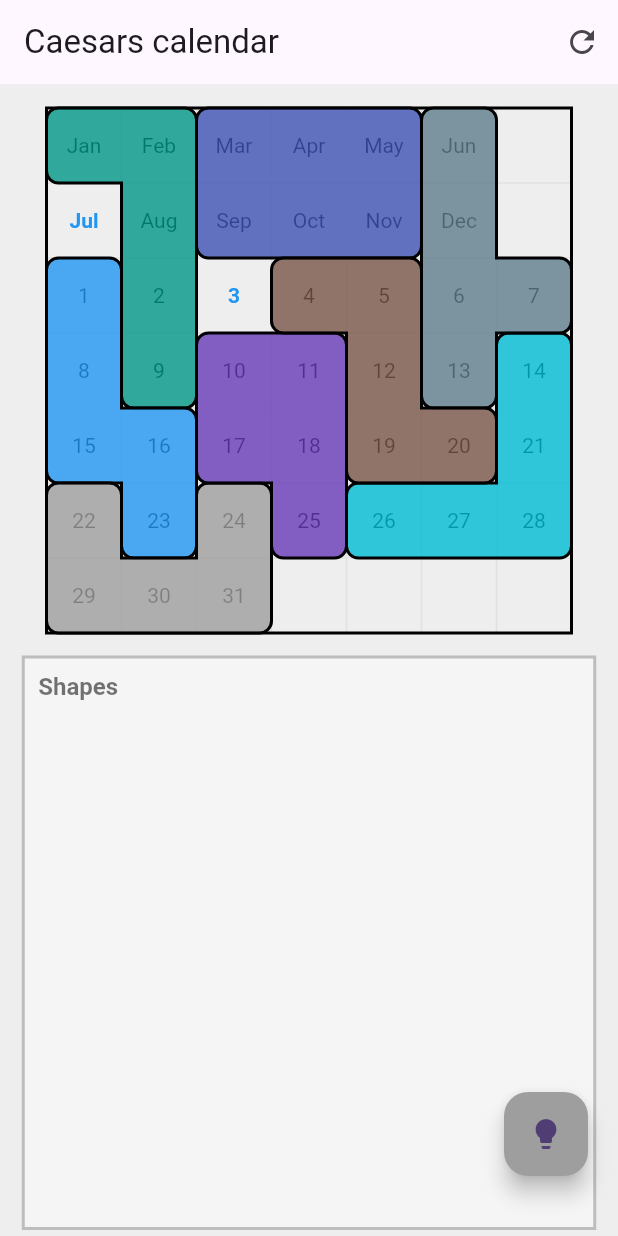
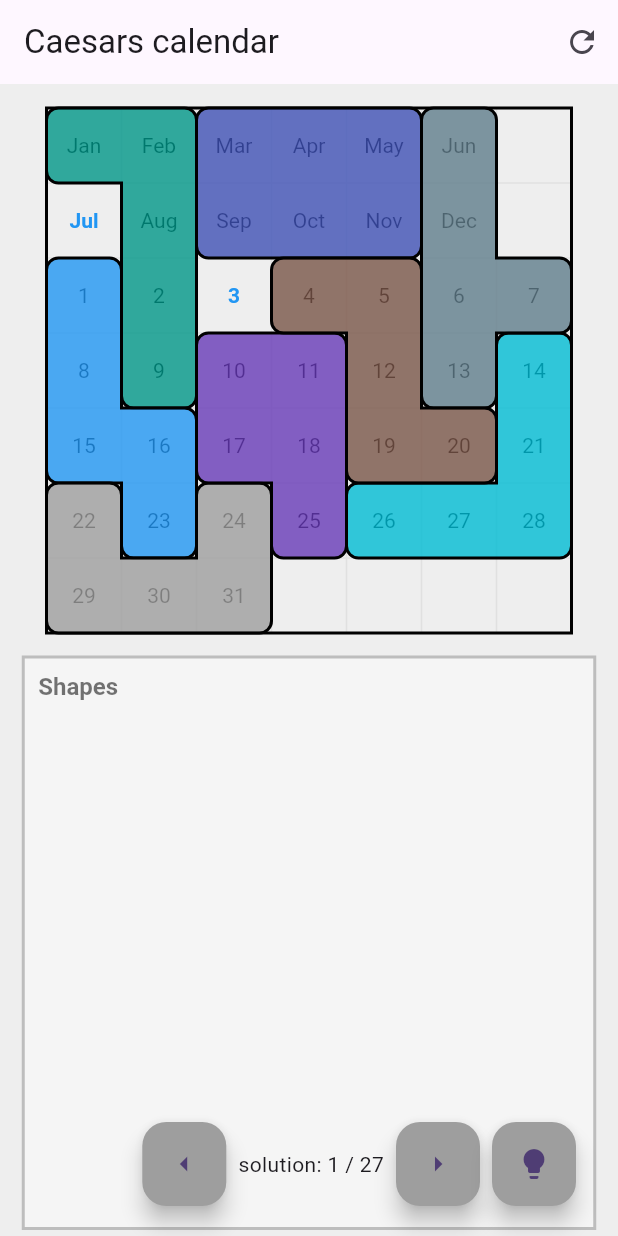
Before and after one commit to PeterOmbodi/caesar-s_calendar, a Flutter app: the screen it shows after launch, after a tap on the "lightbulb" icon, on a phone screen of 412 x 824 dp. Run offline on Flutter 3.47's test engine with Material 3 defaults, Android fonts, the phone set to English and light mode, and no system bars; our stand-ins replace bloc, flutter_bloc, freezed_annotation, get_it, injectable; generated files the repository leaves out were written again.

Commit message:
show all solutions fix duplicated solutions

```diff
--- a/lib/domain/algorithms/dancing_links/dancing_links.dart
+++ b/lib/domain/algorithms/dancing_links/dancing_links.dart
@@ -61,7 +61,7 @@ class DlxUniverse {
     DlxNode? firstNode;
     for (var colName in columns) {
       var dCol = columnMap[colName];
-      if (dCol==null) {
+      if (dCol == null) {
         debugPrint("Column '$colName' not found in universe columns. Available: ${columnMap.keys.toList()}");
         continue;
       }
@@ -138,7 +138,9 @@ class DlxUniverse {
   void _search() {
     // If no columns remain, a complete solution has been found.
     if (header.right == header) {
-      solutions.add(List.from(solution));
+      if (solutions.indexWhere((e) => e.join('#') == solution.join('#')) == -1) {
+        solutions.add(List.from(solution));
+      }
       return;
     }
     // Choose a column using the heuristic.
--- a/lib/presentation/pages/puzzle/bloc/puzzle_bloc.dart
+++ b/lib/presentation/pages/puzzle/bloc/puzzle_bloc.dart
@@ -29,6 +29,7 @@ class PuzzleBloc extends Bloc<PuzzleEvent, PuzzleState> {
     on<_RotatePiece>(_rotatePiece);
     on<_Solve>(_solve);
     on<_SetSolvingResults>(_setSolvingResults);
+    on<_ShowSolution>(_showSolution);
   }
 
   PuzzlePiece? _findPieceAtPosition(Offset position) => state.pieces.values.expand((e) => e).firstWhereOrNull(
@@ -114,7 +115,7 @@ class PuzzleBloc extends Bloc<PuzzleEvent, PuzzleState> {
           debugPrint('Piece not overlapping with board');
           return true;
         }
-      }
+    }
 
     return false;
   }
@@ -368,7 +369,7 @@ class PuzzleBloc extends Bloc<PuzzleEvent, PuzzleState> {
     }
   }
 
-  Future<void> _solve(_Solve event, Emitter<PuzzleState> emit)  async {
+  Future<void> _solve(_Solve event, Emitter<PuzzleState> emit) async {
     emit(state.copyWith(isSolving: true));
     await Future.delayed(Duration(milliseconds: 200));
     final pieces = [
@@ -382,26 +383,12 @@ class PuzzleBloc extends Bloc<PuzzleEvent, PuzzleState> {
   }
 
   FutureOr<void> _setSolvingResults(_SetSolvingResults event, Emitter<PuzzleState> emit) {
+    emit(state.copyWith(isSolving: false, solutions: event.solutions));
+    for (final solution in event.solutions){
+      debugPrint('sol: $solution');
+    }
     if (event.solutions.isNotEmpty) {
-      final pieces = [
-        ...state.pieces[PieceZone.grid]!,
-        ...state.pieces[PieceZone.board]!,
-      ];
-      final solutionIds = event.solutions.first;
-      final gridPieces = <PuzzlePiece>[];
-      for (var solution in solutionIds) {
-        final params = _parsePlacementId(solution);
-        if (params == null) continue;
-        final idx = pieces.indexWhere((p) => p.id == params.pieceId);
-        gridPieces.add(_placePiece(pieces[idx], params));
-      }
-      final solvedPieces = <PieceZone, List<PuzzlePiece>>{
-        PieceZone.board: [],
-        PieceZone.grid: gridPieces,
-      };
-      emit(state.copyWith(pieces: solvedPieces, isSolving: false, solutions: event.solutions));
-    } else {
-      emit(state.copyWith(isSolving: false, solutions: []));
+      add(PuzzleEvent.showSolution(0));
     }
   }
 
@@ -417,4 +404,24 @@ class PuzzleBloc extends Bloc<PuzzleEvent, PuzzleState> {
 
     return PlacementParams(pieceId, row, col, rotSteps, flipped);
   }
+
+  FutureOr<void> _showSolution(_ShowSolution event, Emitter<PuzzleState> emit) {
+    final pieces = [
+      ...state.pieces[PieceZone.grid]!,
+      ...state.pieces[PieceZone.board]!,
+    ];
+    final solutionIds = state.solutions[event.index];
+    final gridPieces = <PuzzlePiece>[];
+    for (var solution in solutionIds) {
+      final params = _parsePlacementId(solution);
+      if (params == null) continue;
+      final idx = pieces.indexWhere((p) => p.id == params.pieceId);
+      gridPieces.add(_placePiece(pieces[idx], params));
+    }
+    final solvedPieces = <PieceZone, List<PuzzlePiece>>{
+      PieceZone.board: [],
+      PieceZone.grid: gridPieces,
+    };
+    emit(state.copyWith(pieces: solvedPieces, solutionIdx: event.index));
+  }
 }
--- a/lib/presentation/pages/puzzle/bloc/puzzle_event.dart
+++ b/lib/presentation/pages/puzzle/bloc/puzzle_event.dart
@@ -13,4 +13,5 @@ sealed class PuzzleEvent with _$PuzzleEvent {
   const factory PuzzleEvent.onDoubleTapDown(Offset localPosition) = _OnDoubleTapDown;
   const factory PuzzleEvent.solve() = _Solve;
   const factory PuzzleEvent.setSolvingResults(List<List<String>> solutions) = _SetSolvingResults;
+  const factory PuzzleEvent.showSolution(int index) = _ShowSolution;
 }
--- a/lib/presentation/pages/puzzle/bloc/puzzle_state.dart
+++ b/lib/presentation/pages/puzzle/bloc/puzzle_state.dart
@@ -244,7 +244,7 @@ abstract class PuzzleState with _$PuzzleState {
         PieceZone.board: boardPieces,
       },
       solutions: [],
-      hints: 0,
+      solutionIdx: 0,
       timer: 0,
       selectedPiece: null,
       isDragging: false,
@@ -259,7 +259,7 @@ abstract class PuzzleState with _$PuzzleState {
     required PuzzleGrid gridConfig,
     required PuzzleBoard boardConfig,
     required List<List<String>> solutions,
-    required int hints,
+    required int solutionIdx,
     required int timer,
     required Map<PieceZone, List<PuzzlePiece>> pieces,
     required PuzzlePiece? selectedPiece,
--- a/lib/presentation/pages/puzzle/puzzle_view.dart
+++ b/lib/presentation/pages/puzzle/puzzle_view.dart
@@ -54,9 +54,33 @@ class PuzzleView extends StatelessWidget {
               Positioned(
                 bottom: 20,
                 right: 20,
-                child: Column(
+                child: Row(
                   mainAxisSize: MainAxisSize.min,
                   children: [
+                    if (!state.isSolving && state.solutions.length > 1) ...[
+                      FloatingActionButton(
+                        onPressed: () => bloc.add(
+                          PuzzleEvent.showSolution(
+                            (state.solutionIdx > 0 ? state.solutionIdx : state.solutions.length) - 1,
+                          ),
+                        ),
+                        backgroundColor: state.selectedPiece != null ? Colors.orange : Colors.grey,
+                        child: const Icon(Icons.arrow_left),
+                      ),
+                      const SizedBox(width: 8),
+                      Text('solution: ${state.solutionIdx + 1} / ${state.solutions.length}'),
+                      const SizedBox(width: 8),
+                      FloatingActionButton(
+                        onPressed: () => bloc.add(
+                          PuzzleEvent.showSolution(
+                            state.solutionIdx < state.solutions.length - 1 ? state.solutionIdx + 1 : 0,
+                          ),
+                        ),
+                        backgroundColor: state.selectedPiece != null ? Colors.orange : Colors.grey,
+                        child: const Icon(Icons.arrow_right),
+                      ),
+                      const SizedBox(width: 8),
+                    ],
                     state.isSolving
                         ? CircularProgressIndicator()
                         : FloatingActionButton(
@@ -64,7 +88,7 @@ class PuzzleView extends StatelessWidget {
                             backgroundColor: state.selectedPiece != null ? Colors.orange : Colors.grey,
                             child: const Icon(Icons.lightbulb),
                           ),
-                    const SizedBox(height: 20),
+                    const SizedBox(width: 8),
                     // FloatingActionButton(
                     //   onPressed: () {
                     //     if (state.selectedPiece != null) {
```
